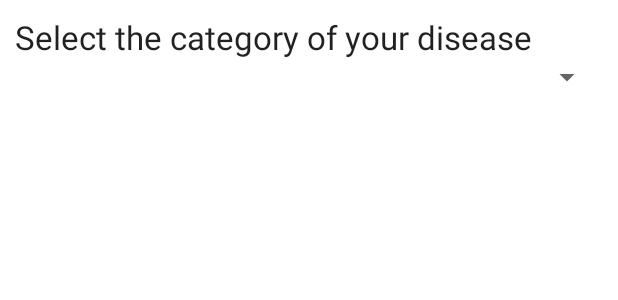
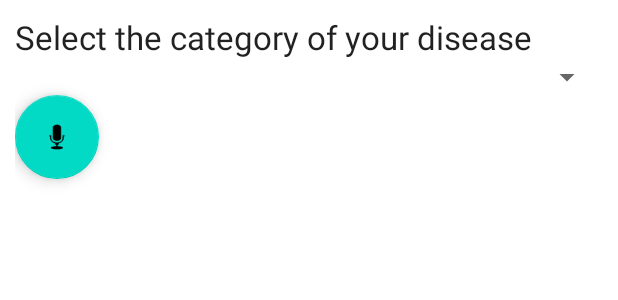
Before and after one commit to Nooomer/TVM, an Android app: the layout add_layout.xml on its own in the app's theme, with its tools: preview values and no code run, on a phone screen of 412 x 824 dp. Shown: the top 300 px of the screen. Run offline under Robolectric (Android 15) with nearby library versions, the phone set to English and light mode, and no system bars; network calls fail.

```diff
--- a/app/build.gradle
+++ b/app/build.gradle
@@ -12,13 +12,13 @@ android {
             keyPassword 'qwaszxplm1Q'
         }
     }
-    compileSdkVersion 30
+    compileSdk 30
     buildToolsVersion "30.0.3"
 
     defaultConfig {
         applicationId "com.tvmedicine"
-        minSdkVersion 21
-        targetSdkVersion 30
+        minSdk 29
+        targetSdk 30
         versionCode 1
         versionName "1.0"
 
--- a/app/src/main/res/layout/add_layout.xml
+++ b/app/src/main/res/layout/add_layout.xml
@@ -1,6 +1,7 @@
 <?xml version="1.0" encoding="utf-8"?>
 <LinearLayout
     xmlns:android="http://schemas.android.com/apk/res/android"
+    xmlns:app="http://schemas.android.com/apk/res-auto"
     android:id="@+id/layout_root"
     android:layout_width="fill_parent"
     android:layout_height="fill_parent"
@@ -19,4 +20,12 @@
         android:layout_width="match_parent"
         android:layout_height="wrap_content" />
 
+    <com.google.android.material.floatingactionbutton.FloatingActionButton
+        android:id="@+id/fab3"
+        android:layout_width="match_parent"
+        android:layout_height="wrap_content"
+        android:clickable="true"
+        app:srcCompat="@android:drawable/ic_btn_speak_now"
+        android:focusable="true" />
+
 </LinearLayout>
--- a/build.gradle
+++ b/build.gradle
@@ -6,7 +6,7 @@ buildscript {
         jcenter()
     }
     dependencies {
-        classpath "com.android.tools.build:gradle:4.1.3"
+        classpath 'com.android.tools.build:gradle:7.1.0-alpha11'
         classpath "org.jetbrains.kotlin:kotlin-gradle-plugin:$kotlin_version"
 
         // NOTE: Do not place your application dependencies here; they belong
```
Also changed, not shown: app/src/main/AndroidManifest.xml (+3 -6 lines), app/src/main/java/com/tvmedicine/TreatmentActivity.kt (+18 -18 lines), app/src/main/res/layout/activity_treatment.xml (+13 -6 lines), gradle/wrapper/gradle-wrapper.properties, 3 other files.
